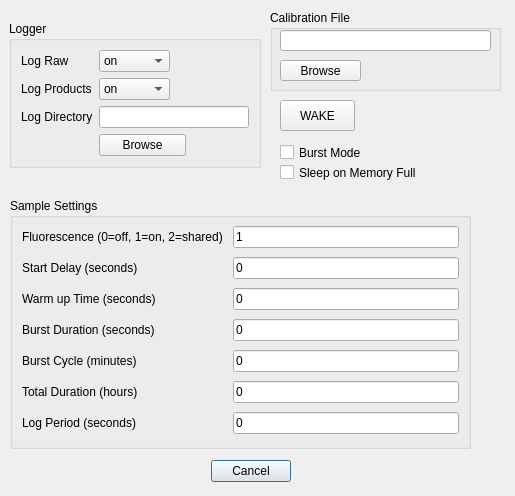
Before: the Qt Designer form inlinino/resources/setup_hydroscat.ui in OceanOptics/Inlinino, drawn with Qt 5.
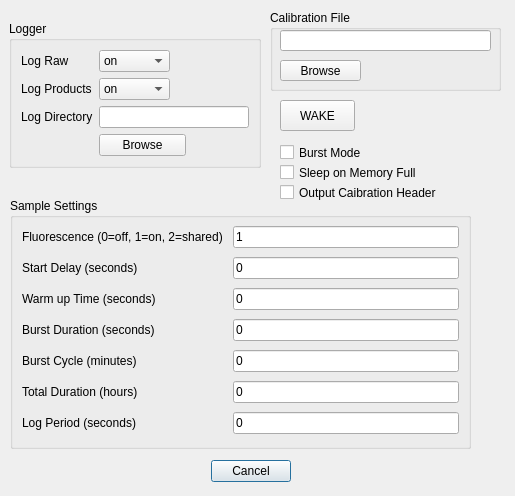
After: the same form once the commit is applied.

Commit message: #10: fixed ordering of x,y value pairs in spectrum plot; fixed checkbox widget name in UI

Patch:
```diff
--- a/inlinino/resources/setup_hydroscat.ui
+++ b/inlinino/resources/setup_hydroscat.ui
@@ -361,6 +361,19 @@
     <string>Sleep on Memory Full</string>
    </property>
   </widget>
+  <widget class="QCheckBox" name="cb_output_cal_header">
+   <property name="geometry">
+    <rect>
+     <x>280</x>
+     <y>180</y>
+     <width>200</width>
+     <height>25</height>
+    </rect>
+   </property>
+   <property name="text">
+    <string>Output Caibration Header</string>
+   </property>
+  </widget>
  </widget>
  <tabstops>
   <tabstop>combobox_log_raw</tabstop>
```
The commit also changes 1 other file.
